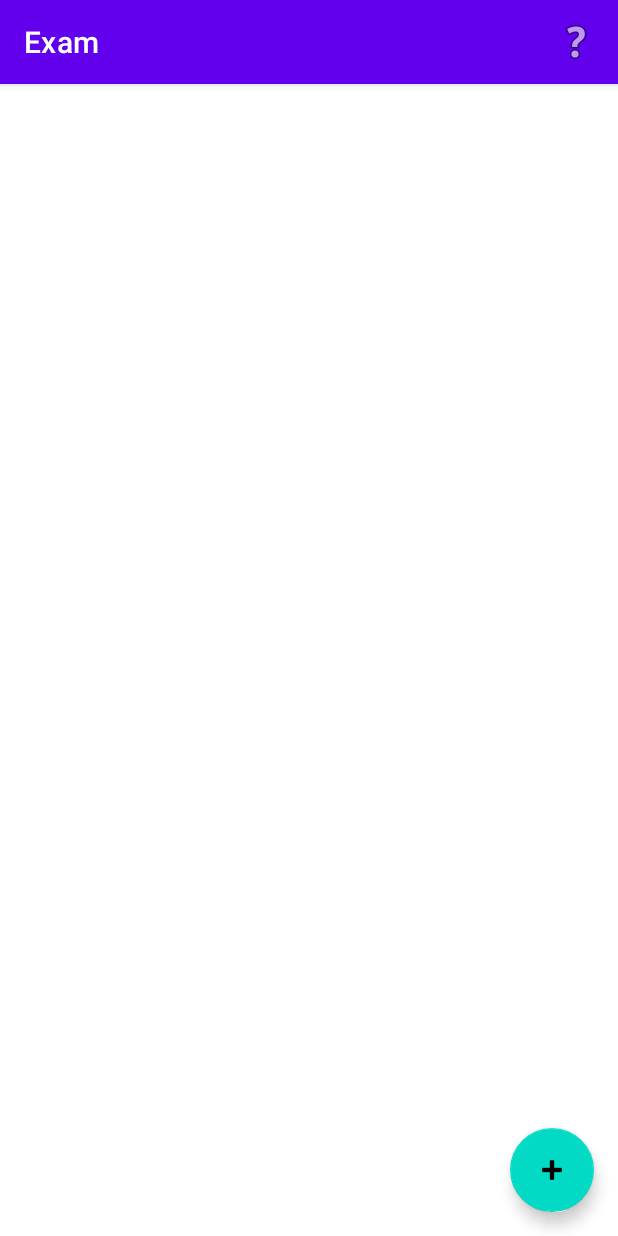
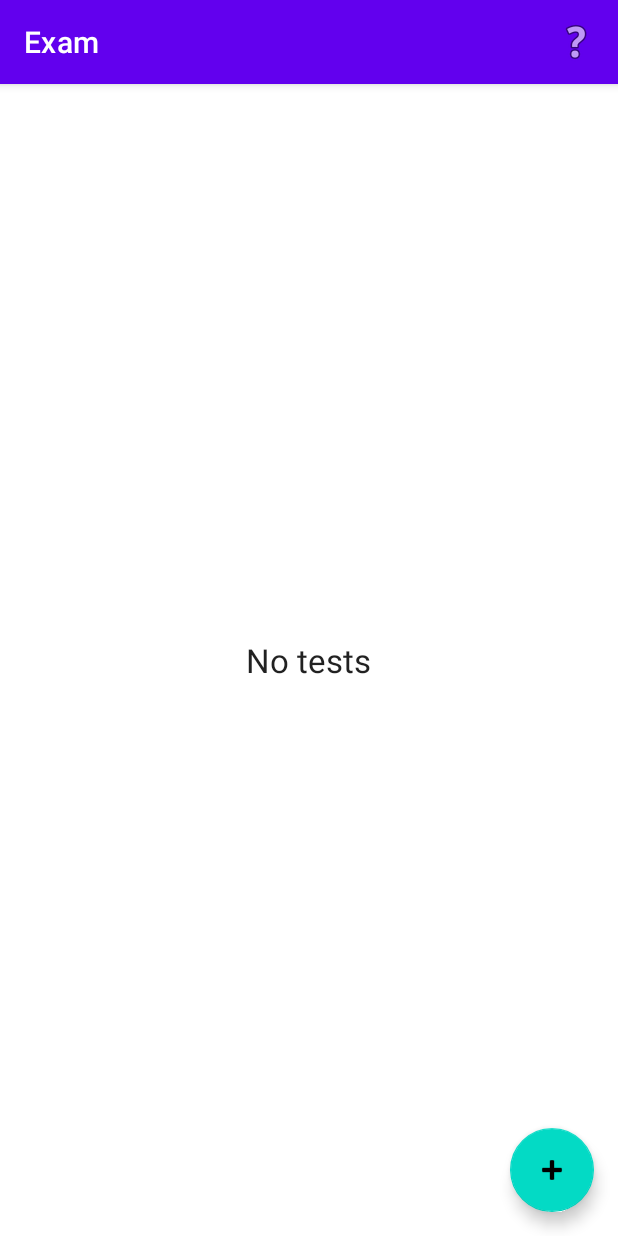
Before and after one commit to constanthinium/Exam, an Android app: the screen it shows after launch (MainActivity), on a phone screen of 412 x 824 dp. Run offline under Robolectric (Android 15) with nearby library versions, the phone set to English and light mode, and no system bars.

Commit message:
Add empty view

```diff
--- a/app/src/main/java/ru/kostyadzyuba/exam/MainActivity.kt
+++ b/app/src/main/java/ru/kostyadzyuba/exam/MainActivity.kt
@@ -10,6 +10,7 @@ import android.view.WindowManager
 import android.widget.Button
 import android.widget.EditText
 import android.widget.FrameLayout
+import android.widget.TextView
 import androidx.appcompat.app.AlertDialog
 import androidx.appcompat.app.AppCompatActivity
 import androidx.core.widget.doAfterTextChanged
@@ -29,10 +30,24 @@ class MainActivity : AppCompatActivity(),
     private lateinit var testTitleText: EditText
     private lateinit var positiveButton: Button
     private lateinit var saveFile: File
+    private lateinit var emptyView: TextView
 
     override fun onCreate(savedInstanceState: Bundle?) {
         super.onCreate(savedInstanceState)
         setContentView(R.layout.activity_main)
+        loadTests()
+        emptyView = findViewById(R.id.empty)
+        findViewById<RecyclerView>(R.id.tests).apply {
+            adapter = testsAdapter
+            attachSwipe(this)
+        }
+        findViewById<FloatingActionButton>(R.id.add)
+            .setOnClickListener(this)
+        initDialog()
+        updateUi(false)
+    }
+
+    private fun loadTests() {
         saveFile = File(filesDir, "tests.json")
         testsAdapter = TestsAdapter(
             if (saveFile.exists()) {
@@ -42,16 +57,15 @@ class MainActivity : AppCompatActivity(),
                 mutableListOf()
             }
         )
-        val tests = findViewById<RecyclerView>(R.id.tests)
-        tests.adapter = testsAdapter
-        attachSwipe(tests)
-        val add = findViewById<FloatingActionButton>(R.id.add)
-        add.setOnClickListener(this)
-        initDialog()
     }
 
-    private fun saveTests() {
-        saveFile.writeText(JSONArray(testsAdapter.testList).toString(4))
+    private fun updateUi(save: Boolean = true) {
+        if (save) {
+            val jsonArray = JSONArray(testsAdapter.testList)
+            saveFile.writeText(jsonArray.toString(4))
+        }
+        emptyView.visibility = if (testsAdapter.itemCount != 0)
+            View.INVISIBLE else View.VISIBLE
     }
 
     private fun attachSwipe(recyclerView: RecyclerView) {
@@ -70,7 +84,7 @@ class MainActivity : AppCompatActivity(),
                 val position = viewHolder.adapterPosition
                 testsAdapter.testList.removeAt(position)
                 testsAdapter.notifyItemRemoved(position)
-                saveTests()
+                updateUi()
             }
         }).attachToRecyclerView(recyclerView)
     }
@@ -130,7 +144,7 @@ class MainActivity : AppCompatActivity(),
         testsAdapter.testList.add(testTitleText.text.toString())
         testsAdapter.notifyItemInserted(testsAdapter.testList.size - 1)
         testTitleText.text.clear()
-        saveTests()
+        updateUi()
     }
 
     override fun onShow(dialog: DialogInterface) {
--- a/app/src/main/res/layout/activity_main.xml
+++ b/app/src/main/res/layout/activity_main.xml
@@ -12,6 +12,14 @@
         android:layout_height="match_parent"
         app:layoutManager="LinearLayoutManager" />
 
+    <TextView
+        android:id="@+id/empty"
+        android:layout_width="wrap_content"
+        android:layout_height="wrap_content"
+        android:layout_gravity="center"
+        android:text="No tests"
+        android:textAppearance="?android:textAppearanceLarge" />
+
     <com.google.android.material.floatingactionbutton.FloatingActionButton
         android:id="@+id/add"
         android:layout_width="wrap_content"
```
